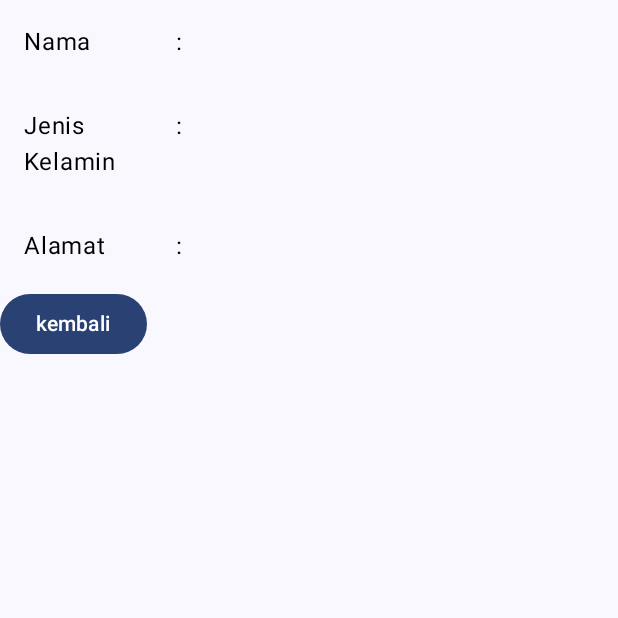
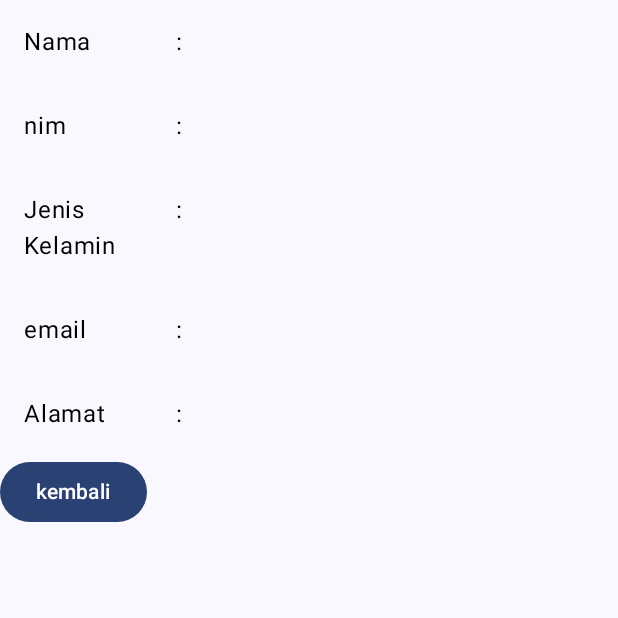
Before and after one commit to inayahummuardillah/QuestNavigasiMVVM_143, an Android app built with Jetpack Compose: the TAMPILDATA screen opened through its navigation route, on a phone screen of 412 x 824 dp, the top half of it. Run offline under Robolectric (Android 15) with nearby library versions, the phone set to English and light mode, and no system bars.

Commit message:
TampilDataView, komponen utama untuk menampilkan detail data siswa. Fungsinya yang digunakan untuk menampilkan pasangan label dan nilai

```diff
--- a/app/src/main/java/com/example/p5/ui/theme/view/TampilDataView.kt
+++ b/app/src/main/java/com/example/p5/ui/theme/view/TampilDataView.kt
@@ -13,7 +13,6 @@ import androidx.compose.ui.Modifier
 import androidx.compose.ui.graphics.Color
 import androidx.compose.ui.unit.dp
 import com.example.p5.model.DataSiswa
-import java.lang.IllegalStateException
 
 @Composable
 fun TampilDataview(
@@ -28,8 +27,11 @@ fun TampilDataview(
 
     ) {
         TampilData(param = "Nama", argu = uiState.nama)
+        TampilData(param = "nim", argu = uiState.nim)
         TampilData(param = "Jenis Kelamin", argu = uiState.gender)
+        TampilData(param = "email", argu = uiState.email)
         TampilData(param = "Alamat", argu = uiState.alamat)
+
         Button(onClick = onBackButton) {
             Text(text = "kembali")
         }
```
